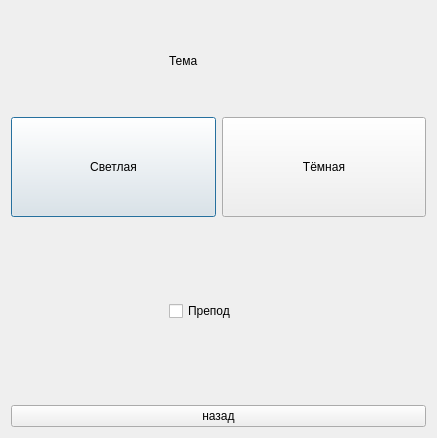
First picture: the form in hackathon-2023/settings.ui, repository robilkot/BSUIR-hackathon-2023, before the edit.
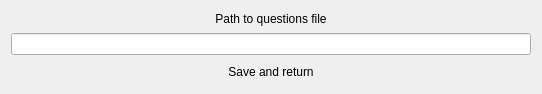
Second picture: the form after the edit.

Commit message: Багфиксы, окно настроек

The edit to the form file:
```diff
--- a/hackathon-2023/settings.ui
+++ b/hackathon-2023/settings.ui
@@ -6,160 +6,40 @@
    <rect>
     <x>0</x>
     <y>0</y>
-    <width>437</width>
-    <height>438</height>
+    <width>542</width>
+    <height>94</height>
    </rect>
   </property>
+  <property name="sizePolicy">
+   <sizepolicy hsizetype="Fixed" vsizetype="Fixed">
+    <horstretch>0</horstretch>
+    <verstretch>0</verstretch>
+   </sizepolicy>
+  </property>
   <property name="windowTitle">
    <string>Dialog</string>
   </property>
   <layout class="QVBoxLayout" name="verticalLayout_3">
    <item>
-    <layout class="QHBoxLayout" name="horizontalLayout_3">
-     <item>
-      <spacer name="horizontalSpacer">
-       <property name="orientation">
-        <enum>Qt::Horizontal</enum>
-       </property>
-       <property name="sizeHint" stdset="0">
-        <size>
-         <width>40</width>
-         <height>20</height>
-        </size>
-       </property>
-      </spacer>
-     </item>
-     <item>
-      <widget class="QLabel" name="label">
-       <property name="minimumSize">
-        <size>
-         <width>100</width>
-         <height>100</height>
-        </size>
-       </property>
-       <property name="text">
-        <string>Тема</string>
-       </property>
-      </widget>
-     </item>
-     <item>
-      <spacer name="horizontalSpacer_2">
-       <property name="orientation">
-        <enum>Qt::Horizontal</enum>
-       </property>
-       <property name="sizeHint" stdset="0">
-        <size>
-         <width>40</width>
-         <height>20</height>
-        </size>
-       </property>
-      </spacer>
-     </item>
-    </layout>
-   </item>
-   <item>
-    <layout class="QHBoxLayout" name="horizontalLayout">
-     <item>
-      <widget class="QPushButton" name="pushButton_3">
-       <property name="minimumSize">
-        <size>
-         <width>100</width>
-         <height>100</height>
-        </size>
-       </property>
-       <property name="text">
-        <string>Светлая</string>
-       </property>
-      </widget>
-     </item>
-     <item>
-      <widget class="QPushButton" name="pushButton_2">
-       <property name="minimumSize">
-        <size>
-         <width>100</width>
-         <height>100</height>
-        </size>
-       </property>
-       <property name="text">
-        <string>Тёмная</string>
-       </property>
-      </widget>
-     </item>
-    </layout>
-   </item>
-   <item>
-    <spacer name="verticalSpacer">
-     <property name="orientation">
-      <enum>Qt::Vertical</enum>
+    <widget class="QLabel" name="label">
+     <property name="text">
+      <string>Path to questions file</string>
      </property>
-     <property name="sizeHint" stdset="0">
-      <size>
-       <width>20</width>
-       <height>40</height>
-      </size>
+     <property name="alignment">
+      <set>Qt::AlignCenter</set>
      </property>
-    </spacer>
+    </widget>
    </item>
    <item>
-    <layout class="QHBoxLayout" name="horizontalLayout_4">
-     <item>
-      <spacer name="horizontalSpacer_3">
-       <property name="orientation">
-        <enum>Qt::Horizontal</enum>
-       </property>
-       <property name="sizeHint" stdset="0">
-        <size>
-         <width>40</width>
-         <height>20</height>
-        </size>
-       </property>
-      </spacer>
-     </item>
-     <item>
-      <widget class="QCheckBox" name="checkBox">
-       <property name="minimumSize">
-        <size>
-         <width>100</width>
-         <height>100</height>
-        </size>
-       </property>
-       <property name="text">
-        <string>Препод</string>
-       </property>
-      </widget>
-     </item>
-     <item>
-      <spacer name="horizontalSpacer_4">
-       <property name="orientation">
-        <enum>Qt::Horizontal</enum>
-       </property>
-       <property name="sizeHint" stdset="0">
-        <size>
-         <width>40</width>
-         <height>20</height>
-        </size>
-       </property>
-      </spacer>
-     </item>
-    </layout>
+    <widget class="QLineEdit" name="pathEdit"/>
    </item>
    <item>
-    <spacer name="verticalSpacer_2">
-     <property name="orientation">
-      <enum>Qt::Vertical</enum>
-     </property>
-     <property name="sizeHint" stdset="0">
-      <size>
-       <width>20</width>
-       <height>40</height>
-      </size>
-     </property>
-    </spacer>
-   </item>
-   <item>
-    <widget class="QPushButton" name="pushButton">
+    <widget class="QPushButton" name="menuButton">
      <property name="text">
-      <string>назад</string>
+      <string>Save and return</string>
+     </property>
+     <property name="flat">
+      <bool>true</bool>
      </property>
     </widget>
    </item>
```
The commit also changes 6 other files.
